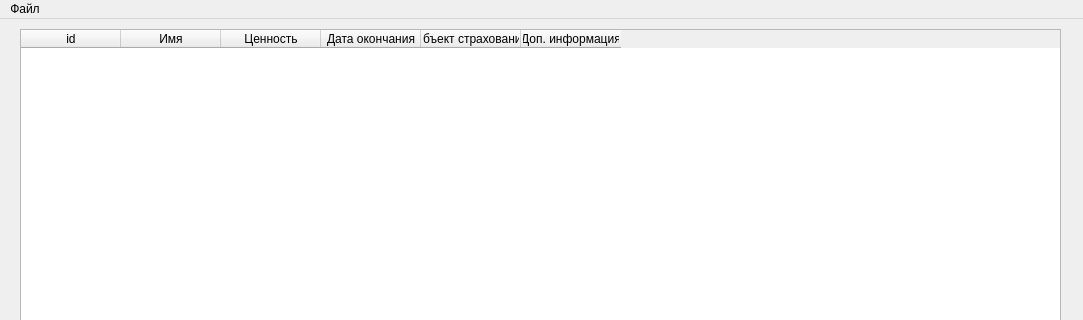
ElPresedente/QT-project, file mainwindow.ui: the form before one commit; both pictures show x 0 to 1083 and y 0 to 320 of the 1083 by 859 pixel window.
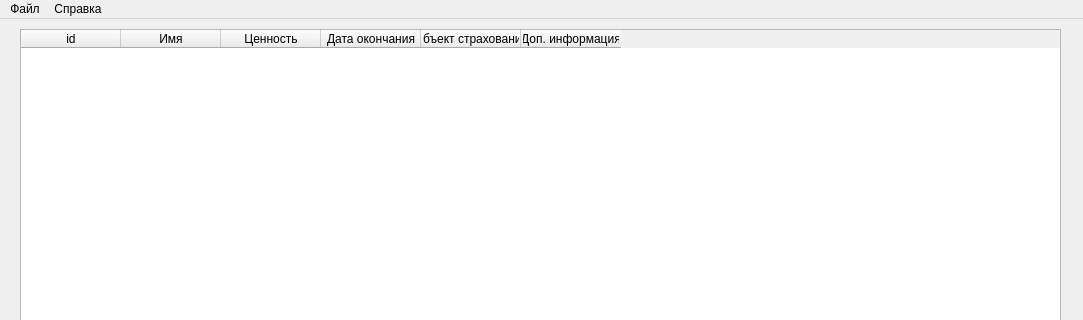
The form after the commit.

Diff of the .ui file:
```diff
--- a/mainwindow.ui
+++ b/mainwindow.ui
@@ -174,7 +174,15 @@
     <addaction name="separator"/>
     <addaction name="newAction"/>
    </widget>
+   <widget class="QMenu" name="menu_2">
+    <property name="title">
+     <string>Справка</string>
+    </property>
+    <addaction name="manualAction"/>
+    <addaction name="aboutProgAction"/>
+   </widget>
    <addaction name="menu"/>
+   <addaction name="menu_2"/>
   </widget>
   <widget class="QStatusBar" name="statusbar"/>
   <action name="saveAction">
```
Left out of the diff: 10 changed lines with no effect on the pictures.
